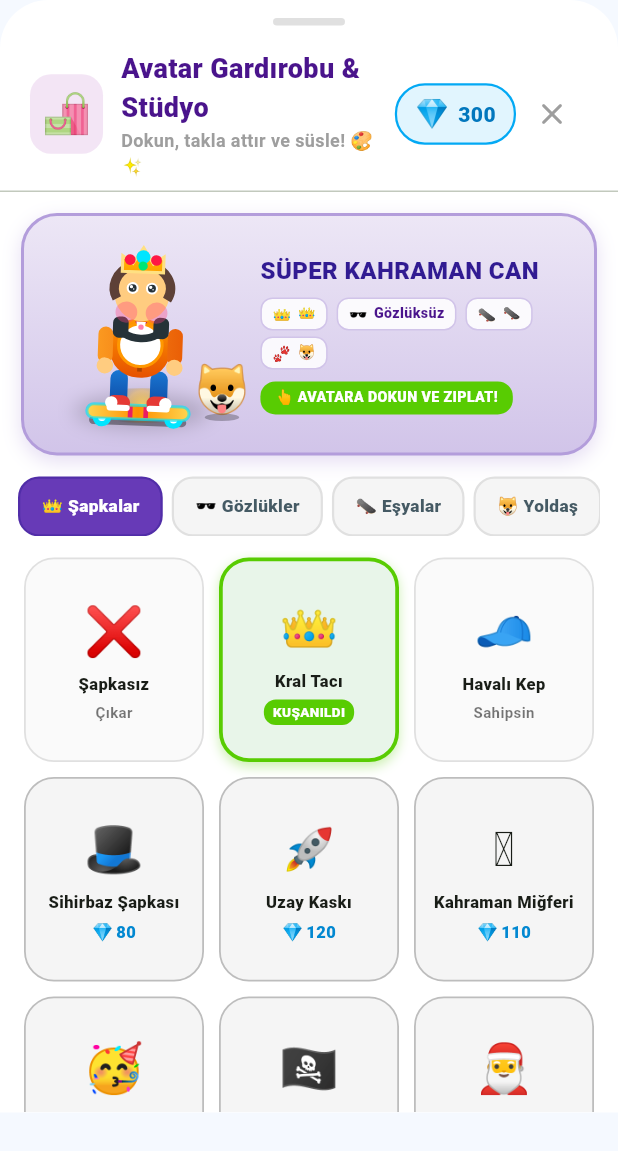
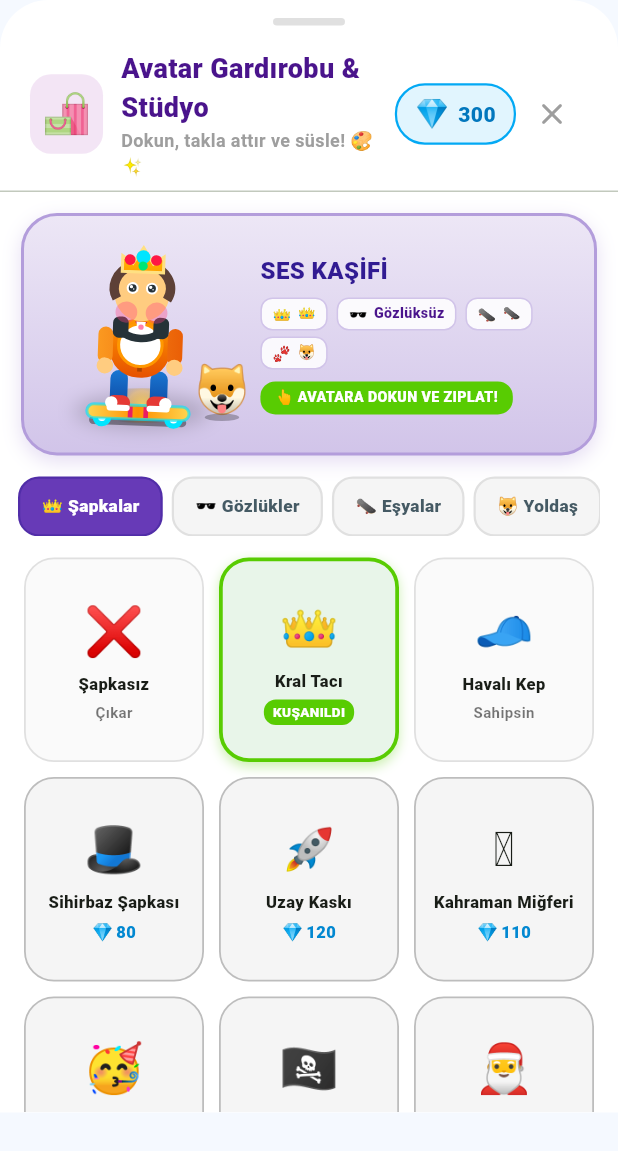
Before and after one commit to betulgul5634-wq/SesYolundaEglence, a Flutter app: the AvatarWardrobeSheet widget shown alone on an empty page, opened directly, on a phone screen of 412 x 824 dp. Shown: the top 1151 px of the screen. Run offline on Flutter 3.47's test engine with Material 3 defaults, Android fonts, the phone set to English and light mode, and no system bars; missing offline and left inert: dart:html, dart:js, dart:ui_web; Roboto replaces fonts that are missing (Nunito).

Commit message:
Remove all proper human names from characters and use role/archetype titles everywhere

```diff
--- a/mobile/lib/models/reward_state.dart
+++ b/mobile/lib/models/reward_state.dart
@@ -552,7 +552,7 @@ class RewardState extends ChangeNotifier {
 
   final Set<String> _unlockedBadges = {};
   String _activeAvatar = '⭐';
-  String _activeCharacterName = 'SÜPER KAHRAMAN CAN';
+  String _activeCharacterName = 'SES KAŞİFİ';
   String _activeCharacterId = 'char_skater_can';
   final Set<String> _unlockedCharacters = {'char_skater_can', 'char_ninja', 'char_dino'};
 
--- a/mobile/lib/widgets/avatar_wardrobe_sheet.dart
+++ b/mobile/lib/widgets/avatar_wardrobe_sheet.dart
@@ -92,14 +92,14 @@ class _AvatarWardrobeSheetState extends State<AvatarWardrobeSheet> {
   ];
 
   final List<_ShopItem> _characters = [
-    _ShopItem(id: 'char_skater_can', category: 'avatar', name: 'Kaykaycı Can', emoji: '👦', gemPrice: 0),
-    _ShopItem(id: 'char_ece', category: 'avatar', name: 'Kaşif Ece', emoji: '👧', gemPrice: 0),
-    _ShopItem(id: 'char_robo_b', category: 'avatar', name: 'Fütüristik Robo-B', emoji: '🤖', gemPrice: 120),
-    _ShopItem(id: 'char_ninja', category: 'avatar', name: 'Gölge Ninja Kaan', emoji: '🥷', gemPrice: 50),
-    _ShopItem(id: 'char_prenses', category: 'avatar', name: 'Prenses Yıldız', emoji: '👸', gemPrice: 90),
-    _ShopItem(id: 'char_superhero', category: 'avatar', name: 'Süper Artikülo', emoji: '🦸', gemPrice: 80),
-    _ShopItem(id: 'char_dino', category: 'avatar', name: 'Dino Rex', emoji: '🦖', gemPrice: 110),
-    _ShopItem(id: 'char_astro', category: 'avatar', name: 'Galaksi Astronotu', emoji: '🧑‍🚀', gemPrice: 100),
+    _ShopItem(id: 'char_skater_can', category: 'avatar', name: 'Ses Kaşifi', emoji: '👦', gemPrice: 0),
+    _ShopItem(id: 'char_ece', category: 'avatar', name: 'Ritim Kaşifi', emoji: '👧', gemPrice: 0),
+    _ShopItem(id: 'char_robo_b', category: 'avatar', name: 'Ses Robotu', emoji: '🤖', gemPrice: 120),
+    _ShopItem(id: 'char_ninja', category: 'avatar', name: 'Ritim Ninjası', emoji: '🥷', gemPrice: 50),
+    _ShopItem(id: 'char_prenses', category: 'avatar', name: 'Melodi Prensesi', emoji: '👸', gemPrice: 90),
+    _ShopItem(id: 'char_superhero', category: 'avatar', name: 'Süper Konuşmacı', emoji: '🦸', gemPrice: 80),
+    _ShopItem(id: 'char_dino', category: 'avatar', name: 'Neşeli Dino', emoji: '🦖', gemPrice: 110),
+    _ShopItem(id: 'char_astro', category: 'avatar', name: 'Uzay Kaşifi', emoji: '🧑‍🚀', gemPrice: 100),
   ];
 
   @override
--- a/mobile/lib/widgets/subway_character_hub_dialog.dart
+++ b/mobile/lib/widgets/subway_character_hub_dialog.dart
@@ -36,7 +36,7 @@ class SubwayRosterCharacter {
 const List<SubwayRosterCharacter> kSubwayRoster = [
   SubwayRosterCharacter(
     id: 'char_skater_can',
-    name: 'SES KAŞİFİ CAN',
+    name: 'SES KAŞİFİ',
     title: 'Sokakların Neşeli Kaykaycısı 🛹',
     avatarEmoji: '🛹',
     ability: 'Hızlı Kaykay & Akıcı Konuşma Ritmi ⚡',
@@ -50,7 +50,7 @@ const List<SubwayRosterCharacter> kSubwayRoster = [
   ),
   SubwayRosterCharacter(
     id: 'char_robo_b',
-    name: 'SES ROBOTU BİBİ',
+    name: 'SES ROBOTU',
     title: 'Gelişmiş Ses & Frekans Robotu 🤖',
     avatarEmoji: '🤖',
     ability: 'Lazer Ses Dalgası & Çelik Dudaklar 💥',
@@ -106,8 +106,8 @@ const List<SubwayRosterCharacter> kSubwayRoster = [
   ),
   SubwayRosterCharacter(
     id: 'char_dino',
-    name: 'DİNO DİDİ',
-    title: 'Neşeli Dansçı Yavru Ejder 🦖',
+    name: 'NEŞELİ DİNO',
+    title: 'Ritim Tutan Yavru Dinozor 🦖',
     avatarEmoji: '🦖',
     ability: 'Dinozor Kükremesi & Güçlü Diyafram 🐾',
     requiredStage: 6,
@@ -120,7 +120,7 @@ const List<SubwayRosterCharacter> kSubwayRoster = [
   ),
   SubwayRosterCharacter(
     id: 'char_korsan',
-    name: 'KAPTAN YANKI',
+    name: 'SES KAPTANI',
     title: 'Uzak Denizlerin Ritim Kaptanı 🏴‍☠️',
     avatarEmoji: '🏴‍☠️',
     ability: 'Korsan Narası & Güçlü Yankı Ritmi ⚓',
@@ -134,7 +134,7 @@ const List<SubwayRosterCharacter> kSubwayRoster = [
   ),
   SubwayRosterCharacter(
     id: 'char_astronot',
-    name: 'UZAY KAŞİFİ KOZMO',
+    name: 'UZAY KAŞİFİ',
     title: 'Galaksi Ses & Frekans Pilotu 🚀',
     avatarEmoji: '👨‍🚀',
     ability: 'Yerçekimsiz Ses Süzülüşü & Radyo Netliği 🪐',
--- a/mobile/lib/widgets/subway_surfers_unlock_dialog.dart
+++ b/mobile/lib/widgets/subway_surfers_unlock_dialog.dart
@@ -27,7 +27,7 @@ class SubwayCharacter {
 const List<SubwayCharacter> kSubwayCharacters = [
   SubwayCharacter(
     id: 'char_skater_can',
-    name: 'SES KAŞİFİ CAN',
+    name: 'SES KAŞİFİ',
     title: 'Sokakların Neşeli Kaykaycısı 🛹',
     avatarEmoji: '🛹',
     gradientColors: [Color(0xFFFF9800), Color(0xFFFF5722), Color(0xFFD84315)],
@@ -35,7 +35,7 @@ const List<SubwayCharacter> kSubwayCharacters = [
   ),
   SubwayCharacter(
     id: 'char_robo_b',
-    name: 'SES ROBOTU BİBİ',
+    name: 'SES ROBOTU',
     title: 'Gelişmiş Ses & Frekans Robotu 🤖',
     avatarEmoji: '🤖',
     gradientColors: [Color(0xFF00E5FF), Color(0xFF0091EA), Color(0xFF0D47A1)],
@@ -67,15 +67,15 @@ const List<SubwayCharacter> kSubwayCharacters = [
   ),
   SubwayCharacter(
     id: 'char_dino',
-    name: 'DİNO DİDİ',
-    title: 'Neşeli Dansçı Yavru Ejder 🦖',
+    name: 'NEŞELİ DİNO',
+    title: 'Ritim Tutan Yavru Dinozor 🦖',
     avatarEmoji: '🦖',
     gradientColors: [Color(0xFF66BB6A), Color(0xFF2E7D32), Color(0xFF1B5E20)],
     ability: 'Dinozor Kükremesi & Güçlü Diyafram 🐾',
   ),
   SubwayCharacter(
     id: 'char_korsan',
-    name: 'KAPTAN YANKI',
+    name: 'SES KAPTANI',
     title: 'Uzak Denizlerin Ritim Kaptanı 🏴‍☠️',
     avatarEmoji: '🏴‍☠️',
     gradientColors: [Color(0xFFD32F2F), Color(0xFF1A237E), Color(0xFF212121)],
@@ -83,7 +83,7 @@ const List<SubwayCharacter> kSubwayCharacters = [
   ),
   SubwayCharacter(
     id: 'char_astronot',
-    name: 'UZAY KAŞİFİ KOZMO',
+    name: 'UZAY KAŞİFİ',
     title: 'Galaksi Ses & Frekans Pilotu 🚀',
     avatarEmoji: '👨‍🚀',
     gradientColors: [Color(0xFF00E5FF), Color(0xFF1E88E5), Color(0xFF0D47A1)],
```
Also changed, not shown: mobile/lib/widgets/animated_dancing_character.dart (+5 -5 lines).
